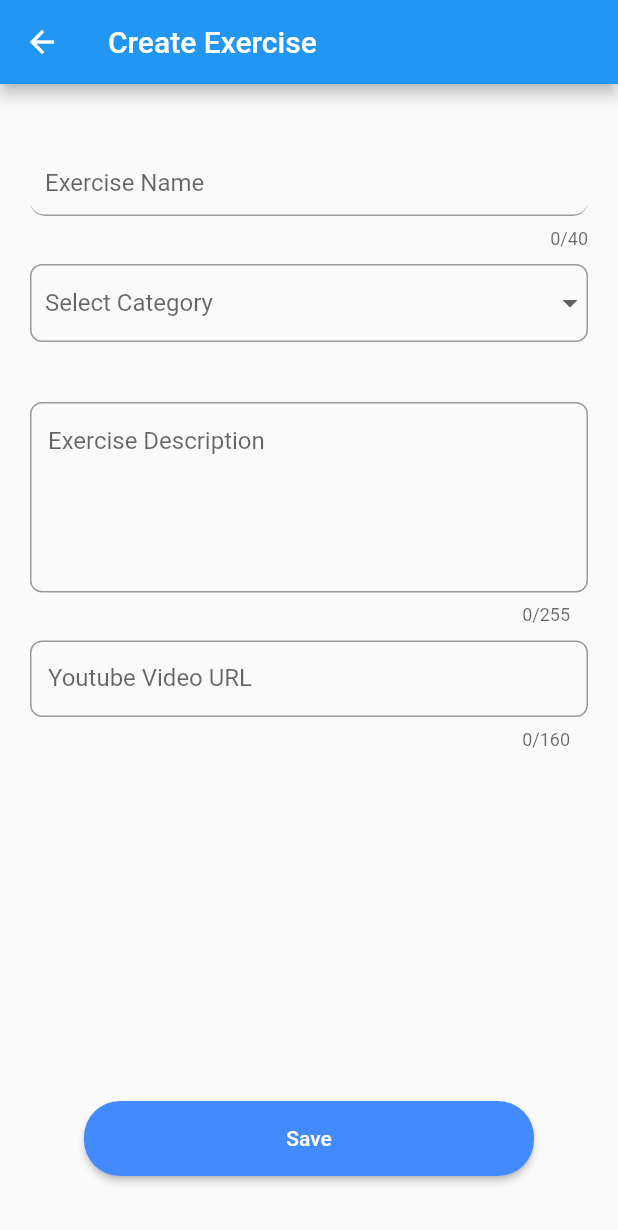
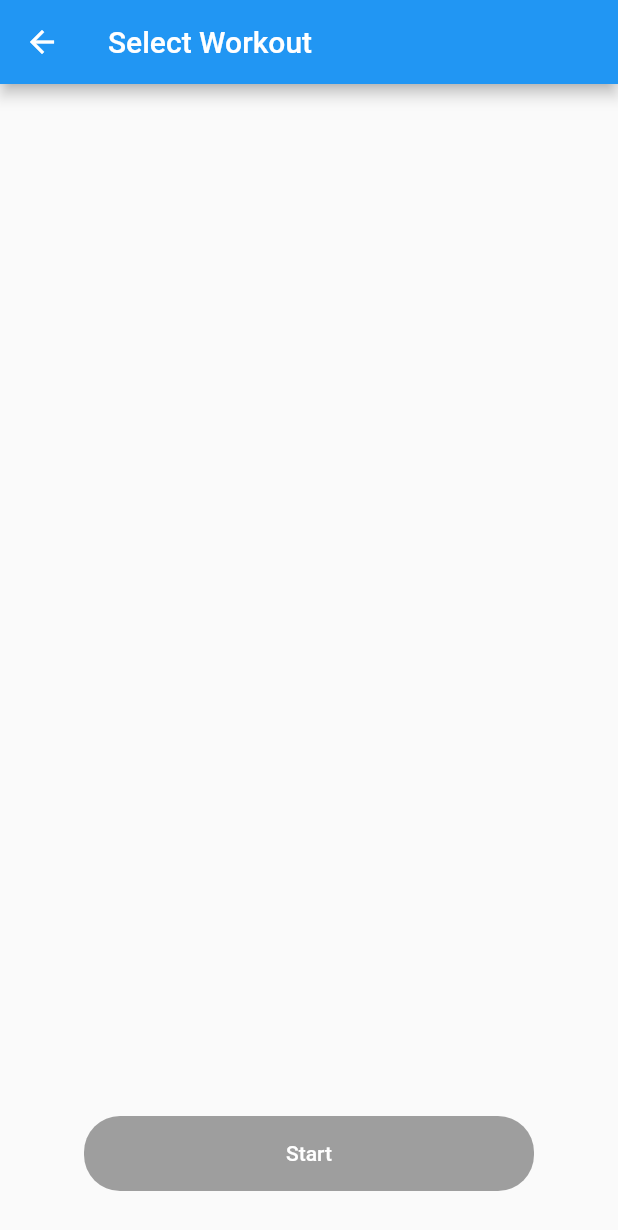
Before and after one commit to EmilsLipsans/sets_and_reps, a Flutter app: the screen it shows after launch, after a tap on "Start", on a phone screen of 412 x 824 dp. Shown: the top 1230 px of the screen. Run offline on Flutter 3.47's test engine with Material 2 defaults, Android fonts, the phone set to English and light mode, and no system bars; our stand-ins replace cloud_firestore, dropdown_button2, firebase_auth, firebase_core, google_fonts, table_calendar and 2 more; missing offline and left inert: firebase_ui_auth; accounts and stored records are empty.

```diff
--- a/lib/pages/home.dart
+++ b/lib/pages/home.dart
@@ -14,7 +14,7 @@ class HomePage extends StatelessWidget {
               Navigator.push(
                 context,
                 MaterialPageRoute(
-                    builder: (context) => const CreateExerciseRoute()),
+                    builder: (context) => const StartWorkoutRoute()),
               );
             },
             tooltip: 'Start Workout',
--- a/lib/pages/workout_start.dart
+++ b/lib/pages/workout_start.dart
@@ -1,4 +1,8 @@
 import 'package:flutter/material.dart';
+import 'package:gtk_flutter/main.dart';
+import 'package:gtk_flutter/pages/workout_start_details.dart';
+import 'package:gtk_flutter/pages/workouts.dart';
+import 'package:provider/provider.dart';
 
 class StartWorkoutRoute extends StatelessWidget {
   const StartWorkoutRoute({super.key});
@@ -7,16 +11,120 @@ class StartWorkoutRoute extends StatelessWidget {
   Widget build(BuildContext context) {
     return Scaffold(
       appBar: AppBar(
-        title: const Text('Start Workout'),
+        title: const Text('Select Workout'),
       ),
-      body: Center(
-        child: ElevatedButton(
-          onPressed: () {
-            Navigator.pop(context);
-          },
-          child: const Text('Go back!'),
+      body: Consumer<ApplicationState>(
+        builder: (context, appState, _) => Column(
+          children: [
+            Expanded(
+              child: StartWorkoutPage(
+                workouts: appState.workoutList,
+              ),
+            ),
+          ],
         ),
       ),
     );
   }
 }
+
+class StartWorkoutPage extends StatefulWidget {
+  const StartWorkoutPage({
+    super.key,
+    required this.workouts,
+  });
+  final List<Workout> workouts;
+  @override
+  State<StartWorkoutPage> createState() => _StartWorkoutPageState();
+}
+
+class _StartWorkoutPageState extends State<StartWorkoutPage> {
+  String? checkedWorkout;
+  @override
+  Widget build(BuildContext context) {
+    return SafeArea(
+      child: Padding(
+        padding: const EdgeInsets.only(
+            top: 20.0, bottom: 30.0, left: 20.0, right: 20.0),
+        child: Column(
+          children: [
+            Expanded(
+              flex: 9,
+              child: exerciseRadioCardList(widget.workouts),
+            ),
+            Spacer(),
+            MaterialButton(
+              color: Colors.blueAccent,
+              disabledColor: Colors.grey,
+              onPressed: checkedWorkout == null
+                  ? null
+                  : () async {
+                      Navigator.push(
+                        context,
+                        MaterialPageRoute(
+                            builder: (context) => StartWorkoutDetailsRoute(
+                                  workoutID: checkedWorkout,
+                                )),
+                      );
+                    },
+              height: 50,
+              minWidth: 300,
+              child: Text(
+                "Start",
+                style: TextStyle(color: Colors.white),
+              ),
+              shape: RoundedRectangleBorder(
+                  borderRadius: BorderRadius.circular(24)),
+            ),
+          ],
+        ),
+      ),
+    );
+  }
+
+  Widget exerciseRadioCardList(workouts) {
+    return ListView(
+      scrollDirection: Axis.vertical,
+      children: <Widget>[
+        for (var workout in widget.workouts)
+          Card(
+            clipBehavior: Clip.hardEdge,
+            shape: workout.favorite
+                ? RoundedRectangleBorder(
+                    side: BorderSide(color: Color.fromARGB(255, 255, 238, 88)),
+                    borderRadius: BorderRadius.circular(4.0),
+                  )
+                : null,
+            child: RadioListTile(
+              tileColor: Color.fromARGB(255, 255, 255, 255),
+              value: workout.docID,
+              groupValue: checkedWorkout,
+              onChanged: (value) {
+                setState(() {
+                  checkedWorkout = value;
+                });
+              },
+              title: Text('${workout.name}'),
+              secondary: PopupMenuButton(
+                onSelected: (value) {},
+                shape: RoundedRectangleBorder(
+                  borderRadius: BorderRadius.all(
+                    Radius.circular(8.0),
+                  ),
+                ),
+                icon: Icon(
+                  Icons.more_vert,
+                ),
+                itemBuilder: (BuildContext context) => <PopupMenuEntry>[
+                  const PopupMenuItem(
+                    child: Text('See Details'),
+                    value: 0,
+                  ),
+                ],
+              ),
+            ),
+          ),
+      ],
+    );
+  }
+}
--- a/lib/pages/workouts.dart
+++ b/lib/pages/workouts.dart
@@ -1,6 +1,5 @@
 import 'dart:async';
 
-import 'package:favorite_button/favorite_button.dart';
 import 'package:flutter/material.dart';
 import 'package:gtk_flutter/main.dart';
 import 'package:gtk_flutter/pages/workout_create.dart';
```
Also changed, not shown: lib/pages/workout_start_details.dart (added, +45 -0 lines).
